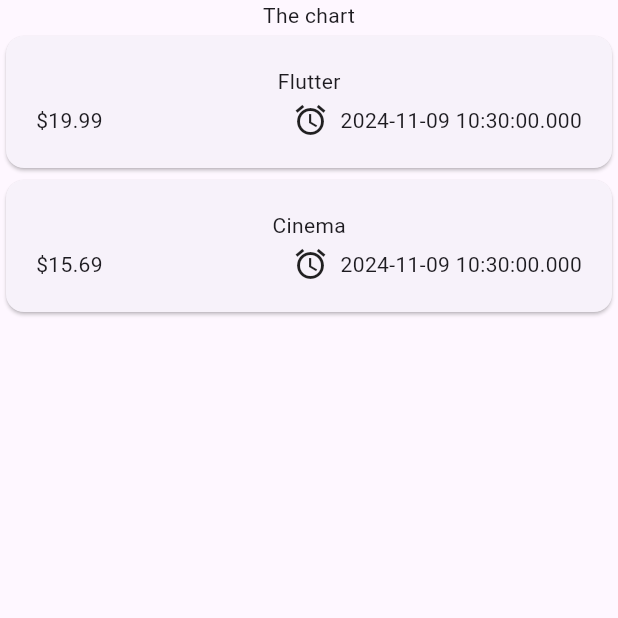
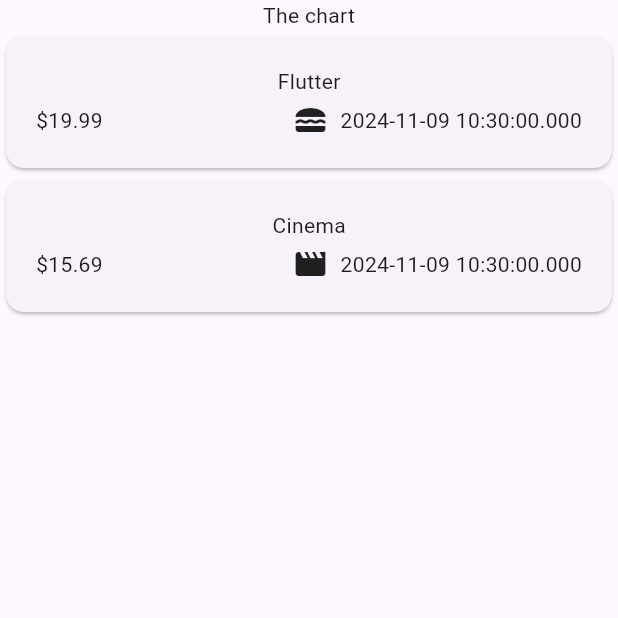
Before and after one commit to figboy9/flutter_expense_tracker, a Flutter app: the screen it shows after launch, on a phone screen of 412 x 824 dp, the top half of it. Run offline on Flutter 3.47's test engine with Material 3 defaults, Android fonts, the phone set to English and light mode, and no system bars.

Commit message:
dynamic change icon

```diff
--- a/lib/models/expense.dart
+++ b/lib/models/expense.dart
@@ -8,6 +8,13 @@ enum Category {
   leisure,
   work,
 }
+
+const categoryIcons = {
+  Category.food: Icons.lunch_dining,
+  Category.travel: Icons.flight_takeoff,
+  Category.leisure: Icons.movie,
+  Category.work: Icons.work,
+};
 
 class Expense {
   Expense({
--- a/lib/widgets/expenses_list/expense_item.dart
+++ b/lib/widgets/expenses_list/expense_item.dart
@@ -20,7 +20,7 @@ class ExpenseItem extends StatelessWidget {
                 const Spacer(),
                 Row(
                   children: [
-                    const Icon(Icons.alarm),
+                    Icon(categoryIcons[expense.category]),
                     const SizedBox(width: 8),
                     Text(expense.date.toString())
                   ],
```
